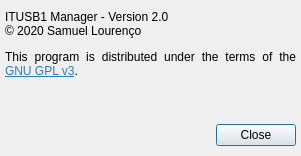
This is src/aboutdialog.ui in bloguetronica/itusb1-mngr as Qt 5 draws it before an edit. The edited form follows.
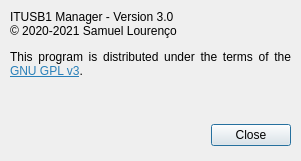
This is the edited form. Icons and pictures are not drawn.

Diff of the .ui file:
```diff
--- a/src/aboutdialog.ui
+++ b/src/aboutdialog.ui
@@ -7,19 +7,19 @@
     <x>0</x>
     <y>0</y>
     <width>301</width>
-    <height>156</height>
+    <height>161</height>
    </rect>
   </property>
   <property name="minimumSize">
    <size>
     <width>301</width>
-    <height>156</height>
+    <height>161</height>
    </size>
   </property>
   <property name="maximumSize">
    <size>
     <width>301</width>
-    <height>156</height>
+    <height>161</height>
    </size>
   </property>
   <property name="windowTitle">
@@ -42,9 +42,9 @@
   <widget class="QDialogButtonBox" name="buttonBox">
    <property name="geometry">
     <rect>
-     <x>5</x>
+     <x>10</x>
      <y>120</y>
-     <width>291</width>
+     <width>281</width>
      <height>31</height>
     </rect>
    </property>
@@ -58,14 +58,14 @@
   <widget class="QLabel" name="labelAbout">
    <property name="geometry">
     <rect>
-     <x>5</x>
+     <x>10</x>
      <y>10</y>
-     <width>291</width>
+     <width>281</width>
      <height>101</height>
     </rect>
    </property>
    <property name="text">
-    <string>&lt;html&gt;&lt;head/&gt;&lt;body&gt;&lt;p&gt;ITUSB1 Manager - Version 2.0&lt;br/&gt;© 2020 Samuel Lourenço&lt;/p&gt;&lt;p&gt;This program is distributed under the terms of the &lt;a href=&quot;https://www.gnu.org/licenses/gpl-3.0-standalone.html&quot;&gt;&lt;span style=&quot; text-decoration: underline; color:#2980b9;&quot;&gt;GNU GPL v3&lt;/span&gt;&lt;/a&gt;.&lt;/p&gt;&lt;/body&gt;&lt;/html&gt;</string>
+    <string>&lt;html&gt;&lt;head/&gt;&lt;body&gt;&lt;p&gt;ITUSB1 Manager - Version 3.0&lt;br/&gt;© 2020-2021 Samuel Lourenço&lt;/p&gt;&lt;p&gt;This program is distributed under the terms of the &lt;a href=&quot;https://www.gnu.org/licenses/gpl-3.0-standalone.html&quot;&gt;&lt;span style=&quot; text-decoration: underline; color:#2980b9;&quot;&gt;GNU GPL v3&lt;/span&gt;&lt;/a&gt;.&lt;/p&gt;&lt;/body&gt;&lt;/html&gt;</string>
    </property>
    <property name="alignment">
     <set>Qt::AlignJustify|Qt::AlignTop</set>
```
